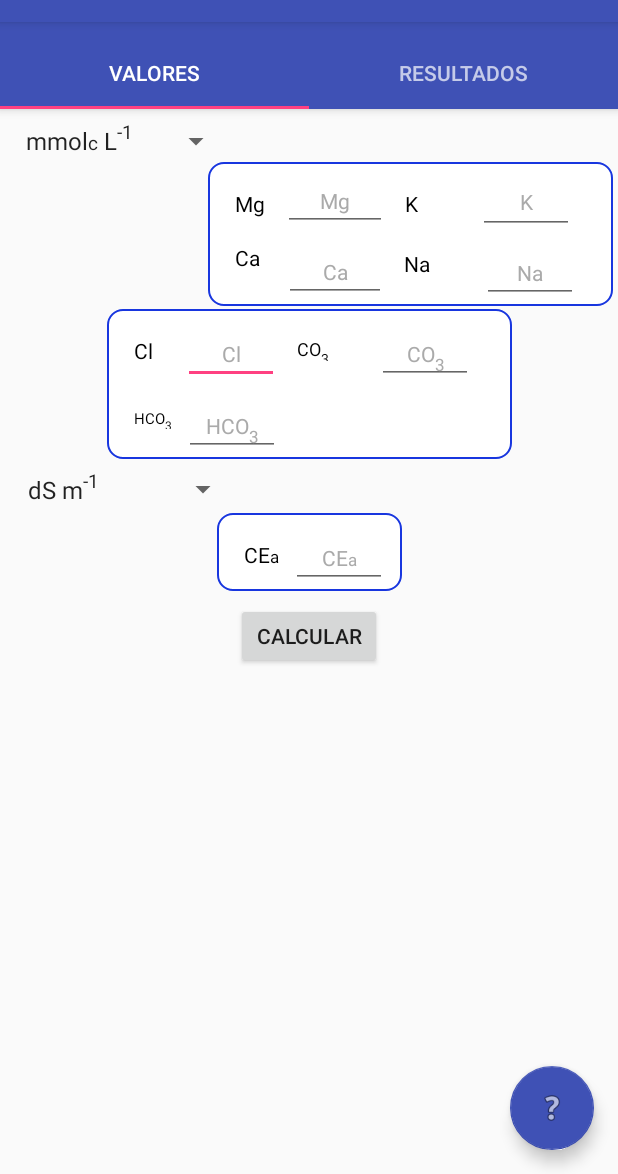
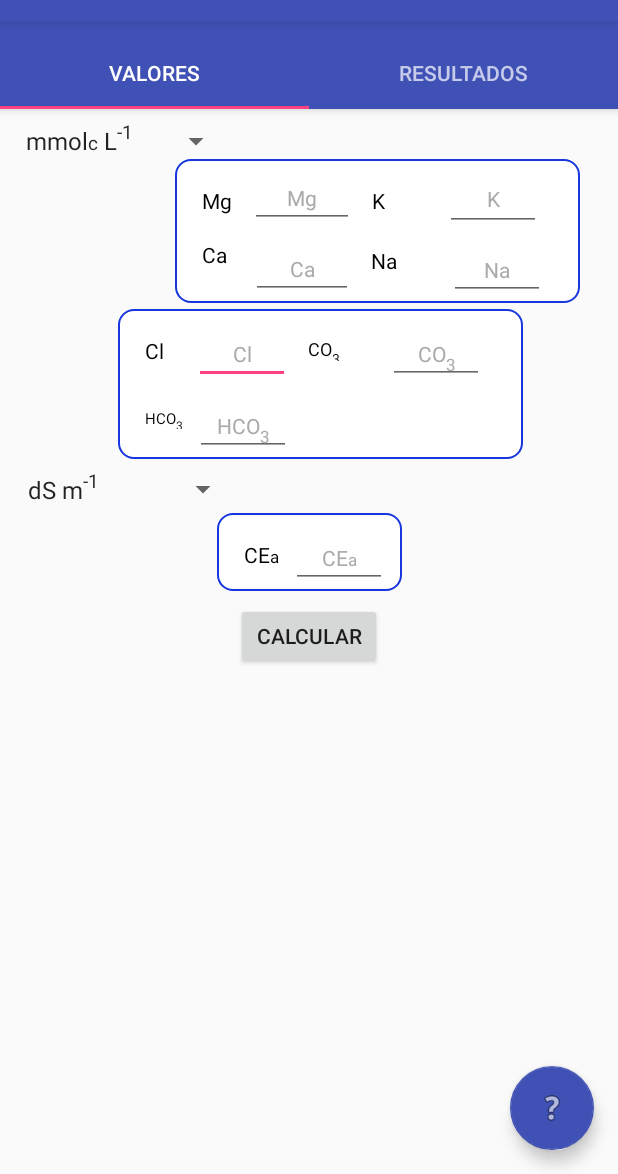
Before and after one commit to ArlanMDs/QWater, an Android app: the Tab1 screen opened directly, with no data from a screen before it, on a phone screen of 412 x 824 dp, the part 62-1236 px from its top. Run offline under Robolectric (Android 15) with nearby library versions, the phone set to English and light mode, and no system bars; our stand-ins replace Room's generated code.

Commit message:
Corrigido bug da background thread

```diff
--- a/app/src/main/java/br/com/ufersa/qwater/activities/CreateWaterSourceActivity.java
+++ b/app/src/main/java/br/com/ufersa/qwater/activities/CreateWaterSourceActivity.java
@@ -115,6 +115,7 @@ public class CreateWaterSourceActivity extends AppCompatActivity implements View
         // restore the values from saved instance state
         restoreValuesFromBundle(savedInstanceState);
 
+        //prepara o bd
         appDatabase = Room.databaseBuilder(getApplicationContext(),
                 AppDatabase.class, "appDatabase.db").build();
 
--- a/app/src/main/java/br/com/ufersa/qwater/activities/ListWaterSourceActivity.java
+++ b/app/src/main/java/br/com/ufersa/qwater/activities/ListWaterSourceActivity.java
@@ -24,6 +24,7 @@ public class ListWaterSourceActivity extends AppCompatActivity {
     private RecyclerView recyclerView;
     private RecyclerView.Adapter adapter;
     private FloatingActionButton fab;
+    private AppDatabase appDatabase;
 
     @Override
     protected void onCreate(Bundle savedInstanceState) {
@@ -35,24 +36,30 @@ public class ListWaterSourceActivity extends AppCompatActivity {
         recyclerView = findViewById(R.id.recycler_view);
         recyclerView.setLayoutManager(new LinearLayoutManager(this));
 
-        //cria a instancia do bd
-        AppDatabase db = Room.databaseBuilder(getApplicationContext(),AppDatabase.class, "production")
-                .allowMainThreadQueries()
-                .build();
+        //prepara o bd
+        appDatabase = Room.databaseBuilder(getApplicationContext(),AppDatabase.class, "appDatabase.db").build();
 
         //busca a lista de fontes de água
         AsyncTask.execute(new Runnable() {
             @Override
             public void run() {
-                //Insert Data
-                List<WaterSource> waterSources = AppDatabase.getInstance(getApplicationContext()).waterSourceDao().getAll();
 
-                //insere a lista no recyclerview
-                adapter = new WaterSourceAdapter(waterSources);
-                recyclerView.setAdapter(adapter);
+                final List<WaterSource> waterSources = appDatabase.waterSourceDao().getAll();
+
+                // tive que criar essa outra thread pois aparecia o seguinte erro:
+                // “Only the original thread that created a view hierarchy can touch its views.”
+                // https://stackoverflow.com/questions/5161951/android-only-the-original-thread-that-created-a-view-hierarchy-can-touch-its-vi
+                runOnUiThread(new Runnable() {
+                    @Override
+                    public void run() {
+                        //insere a lista no recyclerview
+                        adapter = new WaterSourceAdapter(waterSources);
+                        recyclerView.setAdapter(adapter);
+                    }
+                });
+
             }
         });
-
 
         fab = findViewById(R.id.fab);
         fab.setOnClickListener(new View.OnClickListener() {
@@ -67,7 +74,6 @@ public class ListWaterSourceActivity extends AppCompatActivity {
     @Override
     public void onBackPressed() {
         startActivity(new Intent(ListWaterSourceActivity.this, MainActivity.class));
-
     }
 
 }
--- a/app/src/main/res/layout/tab1.xml
+++ b/app/src/main/res/layout/tab1.xml
@@ -41,20 +41,20 @@
             android:id="@+id/layoutCations"
             android:layout_width="270dp"
             android:layout_height="wrap_content"
-            android:layout_margin="2dp"
-            android:layout_marginEnd="8dp"
+            android:layout_marginEnd="24dp"
+            android:layout_marginRight="24dp"
             android:animateLayoutChanges="true"
             android:background="@drawable/customborder"
             android:padding="2dp"
             app:layout_constraintEnd_toEndOf="parent"
             app:layout_constraintLeft_toLeftOf="parent"
-            app:layout_constraintTop_toBottomOf="@+id/spinnerMolecules"
-            android:layout_marginRight="8dp">
+            app:layout_constraintTop_toBottomOf="@+id/spinnerMolecules">
 
             <EditText
                 android:id="@+id/EDIT_MG"
                 android:layout_width="69dp"
                 android:layout_height="40dp"
+                android:layout_marginLeft="12dp"
                 android:layout_marginStart="12dp"
                 android:layout_marginTop="4dp"
                 android:ems="4"
@@ -66,13 +66,13 @@
                 android:textColorHint="@android:color/darker_gray"
                 android:textSize="14sp"
                 app:layout_constraintStart_toEndOf="@+id/textView9"
-                app:layout_constraintTop_toTopOf="parent"
-                android:layout_marginLeft="12dp" />
+                app:layout_constraintTop_toTopOf="parent" />
 
             <EditText
                 android:id="@+id/EDIT_CA"
                 android:layout_width="68dp"
                 android:layout_height="39dp"
+                android:layout_marginLeft="16dp"
                 android:layout_marginStart="16dp"
                 android:layout_marginTop="8dp"
                 android:ems="4"
@@ -84,14 +84,15 @@
                 android:textColorHint="@android:color/darker_gray"
                 android:textSize="14sp"
                 app:layout_constraintStart_toEndOf="@+id/textView10"
-                app:layout_constraintTop_toBottomOf="@+id/EDIT_MG"
-                android:layout_marginLeft="16dp" />
+                app:layout_constraintTop_toBottomOf="@+id/EDIT_MG" />
 
             <EditText
                 android:id="@+id/EDIT_NA"
                 android:layout_width="wrap_content"
                 android:layout_height="wrap_content"
                 android:layout_marginEnd="8dp"
+                android:layout_marginLeft="21dp"
+                android:layout_marginRight="8dp"
                 android:layout_marginStart="21dp"
                 android:layout_marginTop="8dp"
                 android:ems="4"
@@ -104,15 +105,15 @@
                 android:textSize="14sp"
                 app:layout_constraintEnd_toEndOf="parent"
                 app:layout_constraintStart_toEndOf="@+id/textView5"
-                app:layout_constraintTop_toBottomOf="@+id/EDIT_MG"
-                android:layout_marginRight="8dp"
-                android:layout_marginLeft="21dp" />
+                app:layout_constraintTop_toBottomOf="@+id/EDIT_MG" />
 
             <EditText
                 android:id="@+id/EDIT_K"
                 android:layout_width="wrap_content"
                 android:layout_height="42dp"
                 android:layout_marginEnd="8dp"
+                android:layout_marginLeft="24dp"
+                android:layout_marginRight="8dp"
                 android:layout_marginStart="24dp"
                 android:layout_marginTop="4dp"
                 android:ems="4"
@@ -125,57 +126,55 @@
                 android:textSize="14sp"
                 app:layout_constraintEnd_toEndOf="parent"
                 app:layout_constraintStart_toEndOf="@+id/textView7"
-                app:layout_constraintTop_toTopOf="parent"
-                android:layout_marginRight="8dp"
-                android:layout_marginLeft="24dp" />
+                app:layout_constraintTop_toTopOf="parent" />
 
             <TextView
                 android:id="@+id/textView10"
                 android:layout_width="wrap_content"
                 android:layout_height="wrap_content"
+                android:layout_marginLeft="16dp"
                 android:layout_marginStart="16dp"
                 android:layout_marginTop="8dp"
                 android:text="Ca"
                 android:textColor="@android:color/black"
                 app:layout_constraintStart_toStartOf="parent"
-                app:layout_constraintTop_toBottomOf="@+id/EDIT_MG"
-                android:layout_marginLeft="16dp" />
+                app:layout_constraintTop_toBottomOf="@+id/EDIT_MG" />
 
             <TextView
                 android:id="@+id/textView5"
                 android:layout_width="wrap_content"
                 android:layout_height="wrap_content"
+                android:layout_marginLeft="12dp"
                 android:layout_marginStart="12dp"
                 android:layout_marginTop="12dp"
                 android:text="Na"
                 android:textColor="@android:color/black"
                 app:layout_constraintStart_toEndOf="@+id/EDIT_CA"
-                app:layout_constraintTop_toBottomOf="@+id/EDIT_MG"
-                android:layout_marginLeft="12dp" />
+                app:layout_constraintTop_toBottomOf="@+id/EDIT_MG" />
 
             <TextView
                 android:id="@+id/textView9"
                 android:layout_width="wrap_content"
                 android:layout_height="wrap_content"
+                android:layout_marginLeft="16dp"
                 android:layout_marginStart="16dp"
                 android:layout_marginTop="16dp"
                 android:text="Mg"
                 android:textColor="@android:color/black"
                 app:layout_constraintStart_toStartOf="parent"
-                app:layout_constraintTop_toTopOf="parent"
-                android:layout_marginLeft="16dp" />
+                app:layout_constraintTop_toTopOf="parent" />
 
             <TextView
                 android:id="@+id/textView7"
                 android:layout_width="wrap_content"
                 android:layout_height="wrap_content"
+                android:layout_marginLeft="12dp"
                 android:layout_marginStart="12dp"
                 android:layout_marginTop="16dp"
                 android:text="K"
                 android:textColor="@android:color/black"
                 app:layout_constraintStart_toEndOf="@+id/EDIT_MG"
-                app:layout_constraintTop_toTopOf="parent"
-                android:layout_marginLeft="12dp" />
+                app:layout_constraintTop_toTopOf="parent" />
 
         </android.support.constraint.ConstraintLayout>
 
@@ -183,27 +182,27 @@
             android:id="@+id/layoutAnions"
             android:layout_width="270dp"
             android:layout_height="wrap_content"
-            android:layout_margin="2dp"
             android:layout_marginEnd="8dp"
+            android:layout_marginTop="4dp"
             android:background="@drawable/customborder"
             android:padding="2dp"
             app:layout_constraintEnd_toEndOf="parent"
+            app:layout_constraintHorizontal_bias="0.589"
             app:layout_constraintStart_toStartOf="parent"
-            app:layout_constraintTop_toBottomOf="@+id/layoutCations"
-            android:layout_marginRight="8dp">
+            app:layout_constraintTop_toBottomOf="@+id/layoutCations">
 
             <TextView
                 android:id="@+id/textView11"
                 android:layout_width="wrap_content"
                 android:layout_height="wrap_content"
+                android:layout_marginLeft="16dp"
                 android:layout_marginStart="16dp"
                 android:layout_marginTop="16dp"
                 android:text="@string/watHco3"
                 android:textColor="@android:color/black"
                 android:textSize="10sp"
                 app:layout_constraintStart_toStartOf="parent"
-                app:layout_constraintTop_toBottomOf="@+id/EDIT_CL"
-                android:layout_marginLeft="16dp" />
+                app:layout_constraintTop_toBottomOf="@+id/EDIT_CL" />
 
             <EditText
                 android:id="@+id/EDIT_HCO3"
@@ -228,14 +227,14 @@
                 android:id="@+id/textView12"
                 android:layout_width="wrap_content"
                 android:layout_height="wrap_content"
+                android:layout_marginLeft="12dp"
                 android:layout_marginStart="12dp"
                 android:layout_marginTop="16dp"
                 android:text="@string/watCo3"
                 android:textColor="@android:color/black"
                 android:textSize="12sp"
                 app:layout_constraintStart_toEndOf="@+id/EDIT_CL"
-                app:layout_constraintTop_toTopOf="parent"
-                android:layout_marginLeft="12dp" />
+                app:layout_constraintTop_toTopOf="parent" />
 
             <EditText
                 android:id="@+id/EDIT_CO3"
@@ -262,19 +261,20 @@
                 android:id="@+id/textView8"
                 android:layout_width="wrap_content"
                 android:layout_height="wrap_content"
+                android:layout_marginLeft="16dp"
                 android:layout_marginStart="16dp"
                 android:layout_marginTop="16dp"
                 android:text="Cl"
                 android:textColor="@android:color/black"
                 app:layout_constraintStart_toStartOf="parent"
                 app:layout_constraintTop_toTopOf="parent"
-                tools:ignore="HardcodedText"
-                android:layout_marginLeft="16dp" />
+                tools:ignore="HardcodedText" />
 
             <EditText
                 android:id="@+id/EDIT_CL"
                 android:layout_width="wrap_content"
                 android:layout_height="wrap_content"
+                android:layout_marginLeft="20dp"
                 android:layout_marginStart="20dp"
                 android:layout_marginTop="8dp"
                 android:ems="4"
@@ -287,8 +287,7 @@
                 android:textSize="14sp"
                 app:layout_constraintStart_toEndOf="@+id/textView8"
                 app:layout_constraintTop_toTopOf="parent"
-                tools:ignore="HardcodedText"
-                android:layout_marginLeft="20dp" />
+                tools:ignore="HardcodedText" />
         </android.support.constraint.ConstraintLayout>
 
         <android.support.constraint.ConstraintLayout
--- a/build.gradle
+++ b/build.gradle
@@ -6,7 +6,7 @@ buildscript {
         google()
     }
     dependencies {
-        classpath 'com.android.tools.build:gradle:3.1.0-alpha08'
+        classpath 'com.android.tools.build:gradle:3.1.2'
 
         // NOTE: Do not place your application dependencies here; they belong
         // in the individual module build.gradle files
@@ -18,6 +18,7 @@ allprojects {
         jcenter()
         google()
         mavenCentral()
+        maven { url 'https://maven.google.com' }//Room
     }
 }
 
```
